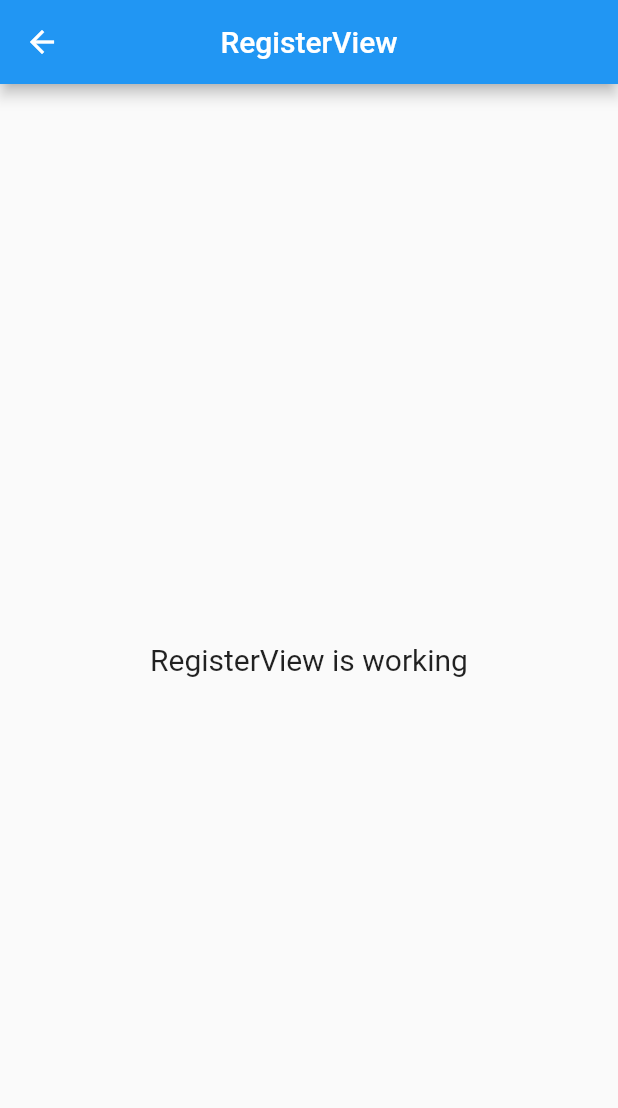
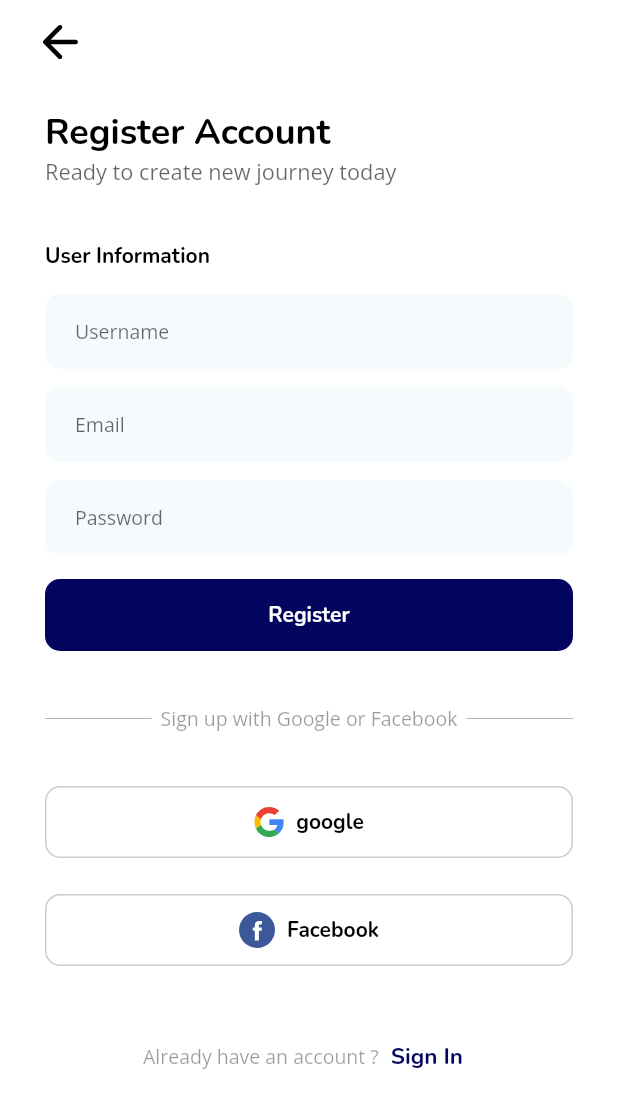
Before and after one commit to IlhamPratama1/Traveable-App, a Flutter app: the RegisterView screen opened by its route, on a phone screen of 412 x 824 dp. Shown: the top 1108 px of the screen. Run offline on Flutter 3.47's test engine with Material 2 defaults, Android fonts, the phone set to English and light mode, and no system bars; our stand-ins replace flutter_svg, get, google_fonts.

Commit message:
add register view

```diff
--- /dev/null
+++ b/lib/app/modules/auth/views/components/register_form.dart
@@ -0,0 +1,106 @@
+// Lib
+import 'package:get/get.dart';
+import 'package:flutter/material.dart';
+import 'package:travelable_app/app/routes/app_pages.dart';
+
+// Constant
+import 'package:travelable_app/constant/color_constant.dart';
+import 'package:travelable_app/constant/text_style_constant.dart';
+
+class LoginForm extends GetView {
+  const LoginForm({Key? key}) : super(key: key);
+
+  @override
+  Widget build(BuildContext context) {
+    return Form(
+      child: Column(
+        children: <Widget>[
+          const SizedBox(height: 16),
+          TextFormField(
+            keyboardType: TextInputType.emailAddress,
+            style: valueInputText,
+            decoration: InputDecoration(
+              border: InputBorder.none,
+              contentPadding:
+                  const EdgeInsets.symmetric(vertical: 16, horizontal: 20),
+              filled: true,
+              fillColor: mBlueTransparentColor,
+              hintText: 'Username',
+              hintStyle: placeholderText,
+              focusedBorder: OutlineInputBorder(
+                borderSide: const BorderSide(color: Colors.transparent),
+                borderRadius: BorderRadius.circular(10),
+              ),
+              enabledBorder: OutlineInputBorder(
+                borderSide: const BorderSide(color: Colors.transparent),
+                borderRadius: BorderRadius.circular(10),
+              ),
+            ),
+          ),
+          const SizedBox(height: 12),
+          TextFormField(
+            keyboardType: TextInputType.name,
+            style: valueInputText,
+            decoration: InputDecoration(
+              border: InputBorder.none,
+              contentPadding:
+                  const EdgeInsets.symmetric(vertical: 16, horizontal: 20),
+              filled: true,
+              fillColor: mBlueTransparentColor,
+              hintText: 'Email',
+              hintStyle: placeholderText,
+              focusedBorder: OutlineInputBorder(
+                borderSide: const BorderSide(color: Colors.transparent),
+                borderRadius: BorderRadius.circular(10),
+              ),
+              enabledBorder: OutlineInputBorder(
+                borderSide: const BorderSide(color: Colors.transparent),
+                borderRadius: BorderRadius.circular(10),
+              ),
+            ),
+          ),
+          const SizedBox(height: 12),
+          TextFormField(
+            keyboardType: TextInputType.visiblePassword,
+            style: valueInputText,
+            decoration: InputDecoration(
+              border: InputBorder.none,
+              contentPadding:
+                  const EdgeInsets.symmetric(vertical: 16, horizontal: 20),
+              filled: true,
+              fillColor: mBlueTransparentColor,
+              hintText: 'Password',
+              hintStyle: placeholderText,
+              focusedBorder: OutlineInputBorder(
+                borderSide: const BorderSide(color: Colors.transparent),
+                borderRadius: BorderRadius.circular(10),
+              ),
+              enabledBorder: OutlineInputBorder(
+                borderSide: const BorderSide(color: Colors.transparent),
+                borderRadius: BorderRadius.circular(10),
+              ),
+            ),
+          ),
+          const SizedBox(height: 16),
+          SizedBox(
+            width: double.infinity,
+            height: 48,
+            child: ElevatedButton(
+              style: ElevatedButton.styleFrom(
+                shadowColor: Colors.transparent,
+                shape: RoundedRectangleBorder(
+                  borderRadius: BorderRadius.circular(10),
+                ),
+                primary: mBlueHardColor,
+              ),
+              onPressed: () {
+                Get.offAllNamed(Routes.home);
+              },
+              child: Text('Register', style: placeCardText),
+            ),
+          )
+        ],
+      ),
+    );
+  }
+}
--- a/lib/app/modules/login/views/components/top_bar.dart
+++ b/lib/app/modules/auth/views/components/top_bar.dart
@@ -6,6 +6,9 @@ import 'package:get/get.dart';
 // Constant
 import 'package:travelable_app/constant/color_constant.dart';
 import 'package:travelable_app/constant/value_const.dart';
+
+// Routes
+import 'package:travelable_app/app/routes/app_pages.dart';
 
 class TopBar extends GetView with PreferredSizeWidget {
   const TopBar({Key? key}) : super(key: key);
@@ -21,7 +24,7 @@ class TopBar extends GetView with PreferredSizeWidget {
       backgroundColor: mBaseColor,
       title: IconButton(
         onPressed: () {
-          Get.back();
+          Get.offAllNamed(Routes.introduction);
         },
         icon: SvgPicture.asset(
           'assets/icons/backButton.svg',
--- /dev/null
+++ b/lib/app/modules/auth/views/login_view.dart
@@ -0,0 +1,148 @@
+// Lib
+import 'package:flutter/material.dart';
+import 'package:flutter_svg/flutter_svg.dart';
+import 'package:get/get.dart';
+
+// Component
+import 'package:travelable_app/app/modules/auth/views/components/login_form.dart';
+import 'components/top_bar.dart';
+
+// Constant
+import 'package:travelable_app/constant/color_constant.dart';
+import 'package:travelable_app/constant/text_style_constant.dart';
+import 'package:travelable_app/constant/value_const.dart';
+
+// Routes
+import 'package:travelable_app/app/routes/app_pages.dart';
+
+class LoginView extends GetView {
+  const LoginView({Key? key}) : super(key: key);
+
+  @override
+  Widget build(BuildContext context) {
+    return Scaffold(
+      resizeToAvoidBottomInset: false,
+      appBar: const TopBar(),
+      backgroundColor: mBaseColor,
+      body: Padding(
+        padding: const EdgeInsets.symmetric(horizontal: containerPadding),
+        child: Column(
+          crossAxisAlignment: CrossAxisAlignment.start,
+          children: <Widget>[
+            Column(
+              crossAxisAlignment: CrossAxisAlignment.start,
+              children: <Widget>[
+                Text(
+                  'Login Account',
+                  style: titleText2,
+                ),
+                Text(
+                  'Ready to create new journey today',
+                  style: subtitleText,
+                )
+              ],
+            ),
+            const SizedBox(height: spaceBetweenSection),
+            Text('User Information', style: hotelCardText),
+            const LoginForm(),
+            const SizedBox(height: spaceBetweenSection),
+            Row(
+              crossAxisAlignment: CrossAxisAlignment.center,
+              mainAxisAlignment: MainAxisAlignment.spaceBetween,
+              children: <Widget>[
+                const Expanded(
+                  child: Divider(
+                    thickness: 0.5,
+                    color: Color.fromRGBO(0, 0, 0, 0.4),
+                  ),
+                ),
+                const SizedBox(width: 6),
+                Text('Sign in with Google or Facebook',
+                    style: subtitleInfoText),
+                const SizedBox(width: 6),
+                const Expanded(
+                  child: Divider(
+                    thickness: 0.5,
+                    color: Color.fromRGBO(0, 0, 0, 0.4),
+                  ),
+                ),
+              ],
+            ),
+            const SizedBox(height: spaceBetweenSection),
+            SizedBox(
+              width: double.infinity,
+              height: 48,
+              child: ElevatedButton(
+                style: ElevatedButton.styleFrom(
+                  shadowColor: Colors.transparent,
+                  shape: RoundedRectangleBorder(
+                      borderRadius: BorderRadius.circular(10),
+                      side: const BorderSide(
+                          color: Color.fromRGBO(0, 0, 0, 0.2))),
+                  primary: Colors.white,
+                ),
+                onPressed: () {},
+                child: Row(
+                  mainAxisAlignment: MainAxisAlignment.center,
+                  crossAxisAlignment: CrossAxisAlignment.center,
+                  children: [
+                    SvgPicture.asset('assets/icons/google.svg', width: 20),
+                    const SizedBox(width: 8),
+                    Text('google', style: hotelCardText),
+                  ],
+                ),
+              ),
+            ),
+            const SizedBox(height: 24),
+            SizedBox(
+              width: double.infinity,
+              height: 48,
+              child: ElevatedButton(
+                style: ElevatedButton.styleFrom(
+                  shadowColor: Colors.transparent,
+                  shape: RoundedRectangleBorder(
+                      borderRadius: BorderRadius.circular(10),
+                      side: const BorderSide(
+                          color: Color.fromRGBO(0, 0, 0, 0.2))),
+                  primary: Colors.white,
+                ),
+                onPressed: () {},
+                child: Row(
+                  mainAxisAlignment: MainAxisAlignment.center,
+                  crossAxisAlignment: CrossAxisAlignment.center,
+                  children: [
+                    SvgPicture.asset('assets/icons/facebook.svg', width: 24),
+                    const SizedBox(width: 8),
+                    Text('Facebook', style: hotelCardText),
+                  ],
+                ),
+              ),
+            ),
+            const SizedBox(height: spaceBetweenSection),
+            SizedBox(
+              width: double.infinity,
+              child: Row(
+                mainAxisAlignment: MainAxisAlignment.center,
+                children: [
+                  Text(
+                    'Don’t have account ?',
+                    style: subtitleInfoText,
+                  ),
+                  TextButton(
+                    onPressed: () {
+                      Get.offNamed(Routes.register);
+                    },
+                    child: Text(
+                      'Sign Up',
+                      style: highlightTextButton,
+                    ),
+                  )
+                ],
+              ),
+            ),
+          ],
+        ),
+      ),
+    );
+  }
+}
--- /dev/null
+++ b/lib/app/modules/auth/views/register_view.dart
@@ -0,0 +1,148 @@
+// Lib
+import 'package:flutter/material.dart';
+import 'package:flutter_svg/flutter_svg.dart';
+import 'package:get/get.dart';
+
+// Component
+import 'package:travelable_app/app/modules/auth/views/components/register_form.dart';
+import 'components/top_bar.dart';
+
+// Constant
+import 'package:travelable_app/constant/color_constant.dart';
+import 'package:travelable_app/constant/text_style_constant.dart';
+import 'package:travelable_app/constant/value_const.dart';
+
+// Routes
+import 'package:travelable_app/app/routes/app_pages.dart';
+
+class RegisterView extends GetView {
+  const RegisterView({Key? key}) : super(key: key);
+
+  @override
+  Widget build(BuildContext context) {
+    return Scaffold(
+      resizeToAvoidBottomInset: false,
+      appBar: const TopBar(),
+      backgroundColor: mBaseColor,
+      body: Padding(
+        padding: const EdgeInsets.symmetric(horizontal: containerPadding),
+        child: Column(
+          crossAxisAlignment: CrossAxisAlignment.start,
+          children: <Widget>[
+            Column(
+              crossAxisAlignment: CrossAxisAlignment.start,
+              children: <Widget>[
+                Text(
+                  'Register Account',
+                  style: titleText2,
+                ),
+                Text(
+                  'Ready to create new journey today',
+                  style: subtitleText,
+                )
+              ],
+            ),
+            const SizedBox(height: spaceBetweenSection),
+            Text('User Information', style: hotelCardText),
+            const LoginForm(),
+            const SizedBox(height: spaceBetweenSection),
+            Row(
+              crossAxisAlignment: CrossAxisAlignment.center,
+              mainAxisAlignment: MainAxisAlignment.spaceBetween,
+              children: <Widget>[
+                const Expanded(
+                  child: Divider(
+                    thickness: 0.5,
+                    color: Color.fromRGBO(0, 0, 0, 0.4),
+                  ),
+                ),
+                const SizedBox(width: 6),
+                Text('Sign up with Google or Facebook',
+                    style: subtitleInfoText),
+                const SizedBox(width: 6),
+                const Expanded(
+                  child: Divider(
+                    thickness: 0.5,
+                    color: Color.fromRGBO(0, 0, 0, 0.4),
+                  ),
+                ),
+              ],
+            ),
+            const SizedBox(height: spaceBetweenSection),
+            SizedBox(
+              width: double.infinity,
+              height: 48,
+              child: ElevatedButton(
+                style: ElevatedButton.styleFrom(
+                  shadowColor: Colors.transparent,
+                  shape: RoundedRectangleBorder(
+                      borderRadius: BorderRadius.circular(10),
+                      side: const BorderSide(
+                          color: Color.fromRGBO(0, 0, 0, 0.2))),
+                  primary: Colors.white,
+                ),
+                onPressed: () {},
+                child: Row(
+                  mainAxisAlignment: MainAxisAlignment.center,
+                  crossAxisAlignment: CrossAxisAlignment.center,
+                  children: [
+                    SvgPicture.asset('assets/icons/google.svg', width: 20),
+                    const SizedBox(width: 8),
+                    Text('google', style: hotelCardText),
+                  ],
+                ),
+              ),
+            ),
+            const SizedBox(height: 24),
+            SizedBox(
+              width: double.infinity,
+              height: 48,
+              child: ElevatedButton(
+                style: ElevatedButton.styleFrom(
+                  shadowColor: Colors.transparent,
+                  shape: RoundedRectangleBorder(
+                      borderRadius: BorderRadius.circular(10),
+                      side: const BorderSide(
+                          color: Color.fromRGBO(0, 0, 0, 0.2))),
+                  primary: Colors.white,
+                ),
+                onPressed: () {},
+                child: Row(
+                  mainAxisAlignment: MainAxisAlignment.center,
+                  crossAxisAlignment: CrossAxisAlignment.center,
+                  children: [
+                    SvgPicture.asset('assets/icons/facebook.svg', width: 24),
+                    const SizedBox(width: 8),
+                    Text('Facebook', style: hotelCardText),
+                  ],
+                ),
+              ),
+            ),
+            const SizedBox(height: spaceBetweenSection),
+            SizedBox(
+              width: double.infinity,
+              child: Row(
+                mainAxisAlignment: MainAxisAlignment.center,
+                children: [
+                  Text(
+                    'Already have an account ?',
+                    style: subtitleInfoText,
+                  ),
+                  TextButton(
+                    onPressed: () {
+                      Get.offNamed(Routes.login);
+                    },
+                    child: Text(
+                      'Sign In',
+                      style: highlightTextButton,
+                    ),
+                  )
+                ],
+              ),
+            ),
+          ],
+        ),
+      ),
+    );
+  }
+}
--- a/lib/app/modules/login/views/login_view.dart
+++ /dev/null
@@ -1,142 +0,0 @@
-// Lib
-import 'package:flutter/material.dart';
-import 'package:flutter_svg/flutter_svg.dart';
-import 'package:get/get.dart';
-
-// Component
-import 'package:travelable_app/app/modules/login/views/components/login_form.dart';
-import 'components/top_bar.dart';
-
-// Constant
-import 'package:travelable_app/constant/color_constant.dart';
-import 'package:travelable_app/constant/text_style_constant.dart';
-import 'package:travelable_app/constant/value_const.dart';
-
-class LoginView extends GetView {
-  const LoginView({Key? key}) : super(key: key);
-
-  @override
-  Widget build(BuildContext context) {
-    return Scaffold(
-        resizeToAvoidBottomInset: false,
-        appBar: const TopBar(),
-        backgroundColor: mBaseColor,
-        body: Padding(
-          padding: const EdgeInsets.symmetric(horizontal: containerPadding),
-          child: Column(
-            crossAxisAlignment: CrossAxisAlignment.start,
-            children: <Widget>[
-              Column(
-                crossAxisAlignment: CrossAxisAlignment.start,
-                children: <Widget>[
-                  Text(
-                    'Login Account',
-                    style: titleText2,
-                  ),
-                  Text(
-                    'Ready to create new journey today',
-                    style: subtitleText,
-                  )
-                ],
-              ),
-              const SizedBox(height: spaceBetweenSection),
-              Text('User Information', style: hotelCardText),
-              LoginForm(),
-              const SizedBox(height: spaceBetweenSection),
-              Row(
-                crossAxisAlignment: CrossAxisAlignment.center,
-                mainAxisAlignment: MainAxisAlignment.spaceBetween,
-                children: <Widget>[
-                  const Expanded(
-                    child: Divider(
-                      thickness: 0.5,
-                      color: Color.fromRGBO(0, 0, 0, 0.4),
-                    ),
-                  ),
-                  const SizedBox(width: 6),
-                  Text('Sign in with Google or Facebook',
-                      style: subtitleInfoText),
-                  const SizedBox(width: 6),
-                  const Expanded(
-                    child: Divider(
-                      thickness: 0.5,
-                      color: Color.fromRGBO(0, 0, 0, 0.4),
-                    ),
-                  ),
-                ],
-              ),
-              const SizedBox(height: spaceBetweenSection),
-              SizedBox(
-                width: double.infinity,
-                height: 48,
-                child: ElevatedButton(
-                  style: ElevatedButton.styleFrom(
-                    shadowColor: Colors.transparent,
-                    shape: RoundedRectangleBorder(
-                        borderRadius: BorderRadius.circular(10),
-                        side: const BorderSide(
-                            color: Color.fromRGBO(0, 0, 0, 0.2))),
-                    primary: Colors.white,
-                  ),
-                  onPressed: () {},
-                  child: Row(
-                    mainAxisAlignment: MainAxisAlignment.center,
-                    crossAxisAlignment: CrossAxisAlignment.center,
-                    children: [
-                      SvgPicture.asset('assets/icons/google.svg', width: 20),
-                      const SizedBox(width: 8),
-                      Text('google', style: hotelCardText),
-                    ],
-                  ),
-                ),
-              ),
-              const SizedBox(height: 24),
-              SizedBox(
-                width: double.infinity,
-                height: 48,
-                child: ElevatedButton(
-                  style: ElevatedButton.styleFrom(
-                    shadowColor: Colors.transparent,
-                    shape: RoundedRectangleBorder(
-                        borderRadius: BorderRadius.circular(10),
-                        side: const BorderSide(
-                            color: Color.fromRGBO(0, 0, 0, 0.2))),
-                    primary: Colors.white,
-                  ),
-                  onPressed: () {},
-                  child: Row(
-                    mainAxisAlignment: MainAxisAlignment.center,
-                    crossAxisAlignment: CrossAxisAlignment.center,
-                    children: [
-                      SvgPicture.asset('assets/icons/facebook.svg', width: 24),
-                      const SizedBox(width: 8),
-                      Text('Facebook', style: hotelCardText),
-                    ],
-                  ),
-                ),
-              ),
-              const SizedBox(height: spaceBetweenSection),
-              SizedBox(
-                width: double.infinity,
-                child: Row(
-                  mainAxisAlignment: MainAxisAlignment.center,
-                  children: [
-                    Text(
-                      'Don’t have account ?',
-                      style: subtitleInfoText,
-                    ),
-                    TextButton(
-                      onPressed: () {},
-                      child: Text(
-                        'Sign Up',
-                        style: highlightTextButton,
-                      ),
-                    )
-                  ],
-                ),
-              ),
-            ],
-          ),
-        ));
-  }
-}
--- a/lib/app/modules/register/views/register_view.dart
+++ /dev/null
@@ -1,25 +0,0 @@
-import 'package:flutter/material.dart';
-
-import 'package:get/get.dart';
-
-import '../controllers/register_controller.dart';
-
-class RegisterView extends GetView<RegisterController> {
-  const RegisterView({Key? key}) : super(key: key);
-
-  @override
-  Widget build(BuildContext context) {
-    return Scaffold(
-      appBar: AppBar(
-        title: Text('RegisterView'),
-        centerTitle: true,
-      ),
-      body: Center(
-        child: Text(
-          'RegisterView is working',
-          style: TextStyle(fontSize: 20),
-        ),
-      ),
-    );
-  }
-}
--- a/lib/app/routes/app_pages.dart
+++ b/lib/app/routes/app_pages.dart
@@ -4,10 +4,10 @@ import '../modules/home/bindings/home_binding.dart';
 import '../modules/home/views/home_view.dart';
 import '../modules/introduction/bindings/introduction_binding.dart';
 import '../modules/introduction/views/introduction_view.dart';
-import '../modules/login/bindings/login_binding.dart';
-import '../modules/login/views/login_view.dart';
-import '../modules/register/bindings/register_binding.dart';
-import '../modules/register/views/register_view.dart';
+import '../modules/auth/bindings/login_binding.dart';
+import '../modules/auth/views/login_view.dart';
+import '../modules/auth/bindings/register_binding.dart';
+import '../modules/auth/views/register_view.dart';
 
 part 'app_routes.dart';
 
@@ -29,12 +29,12 @@ class AppPages {
     ),
     GetPage(
       name: _Paths.register,
-      page: () => RegisterView(),
+      page: () => const RegisterView(),
       binding: RegisterBinding(),
     ),
     GetPage(
       name: _Paths.login,
-      page: () => LoginView(),
+      page: () => const LoginView(),
       binding: LoginBinding(),
     ),
   ];
--- a/lib/main.dart
+++ b/lib/main.dart
@@ -9,10 +9,8 @@ import 'app/routes/app_pages.dart';
 void main() {
   SystemChrome.setSystemUIOverlayStyle(const SystemUiOverlayStyle(
     systemNavigationBarColor: Colors.transparent,
+    systemNavigationBarDividerColor: Colors.transparent,
     statusBarColor: Colors.transparent,
-    statusBarBrightness: Brightness.light,
-    statusBarIconBrightness: Brightness.light,
-    systemNavigationBarIconBrightness: Brightness.dark,
   ));
   runApp(const MyApp());
 }
```
Also changed, not shown: lib/app/modules/auth/bindings/login_binding.dart (renamed from lib/app/modules/login/bindings/login_binding.dart), lib/app/modules/auth/bindings/register_binding.dart (renamed from lib/app/modules/register/bindings/register_binding.dart), lib/app/modules/auth/controllers/login_controller.dart (renamed from lib/app/modules/login/controllers/login_controller.dart), lib/app/modules/auth/controllers/register_controller.dart (renamed from lib/app/modules/register/controllers/register_controller.dart), lib/app/modules/auth/views/components/login_form.dart (renamed from lib/app/modules/login/views/components/login_form.dart).
